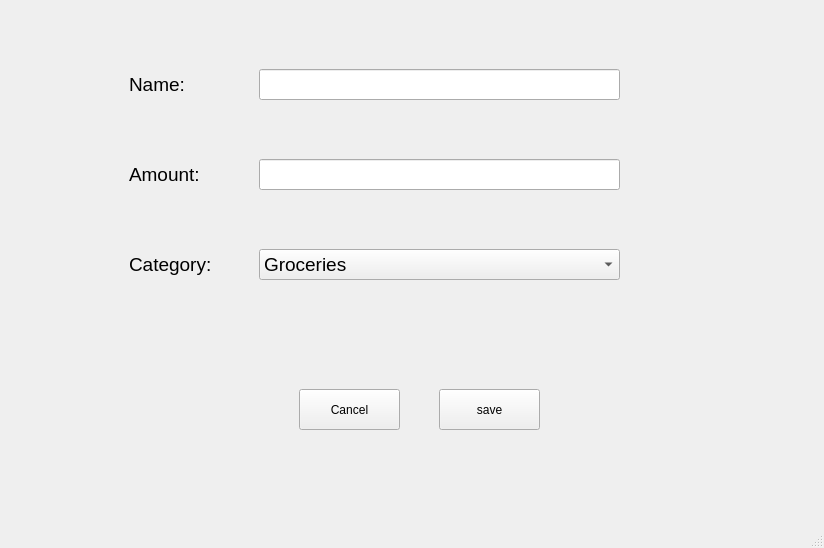
This is mainwindow.ui in WangBo-YL/QtBudget as Qt 5 draws it before an edit. The edited form follows.
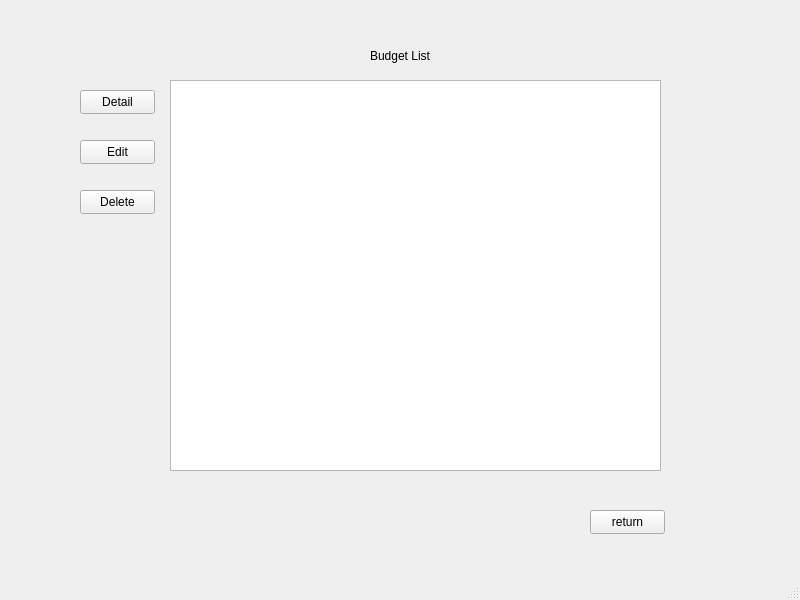
This is the edited form. The open tabs and pages were chosen to show the change.

Commit message: working on class attributes update

```diff
--- a/mainwindow.ui
+++ b/mainwindow.ui
@@ -6,24 +6,21 @@
    <rect>
     <x>0</x>
     <y>0</y>
-    <width>824</width>
-    <height>548</height>
+    <width>800</width>
+    <height>600</height>
    </rect>
   </property>
   <property name="windowTitle">
    <string>MainWindow</string>
   </property>
-  <property name="autoFillBackground">
-   <bool>false</bool>
-  </property>
   <widget class="QWidget" name="centralwidget">
    <widget class="QStackedWidget" name="stackedWidget">
     <property name="geometry">
      <rect>
-      <x>9</x>
-      <y>9</y>
-      <width>811</width>
-      <height>511</height>
+      <x>10</x>
+      <y>10</y>
+      <width>781</width>
+      <height>561</height>
      </rect>
     </property>
     <property name="currentIndex">
@@ -223,214 +220,81 @@
      </widget>
     </widget>
     <widget class="QWidget" name="page4">
-     <widget class="QLabel" name="ItemNameLabel">
+     <widget class="QPushButton" name="addItemToBudgetButton">
       <property name="geometry">
        <rect>
-        <x>120</x>
-        <y>50</y>
-        <width>101</width>
-        <height>51</height>
+        <x>70</x>
+        <y>80</y>
+        <width>75</width>
+        <height>24</height>
        </rect>
       </property>
-      <property name="font">
-       <font>
-        <pointsize>14</pointsize>
-       </font>
-      </property>
       <property name="text">
-       <string>Name:</string>
-      </property>
-     </widget>
-     <widget class="QLineEdit" name="itemNameEdit">
-      <property name="geometry">
-       <rect>
-        <x>250</x>
-        <y>60</y>
-        <width>361</width>
-        <height>31</height>
-       </rect>
-      </property>
-      <property name="clearButtonEnabled">
-       <bool>true</bool>
-      </property>
-     </widget>
-     <widget class="QLineEdit" name="amountEdit">
-      <property name="geometry">
-       <rect>
-        <x>250</x>
-        <y>150</y>
-        <width>361</width>
-        <height>31</height>
-       </rect>
-      </property>
-      <property name="clearButtonEnabled">
-       <bool>true</bool>
-      </property>
-     </widget>
-     <widget class="QLabel" name="AmountLabel">
-      <property name="geometry">
-       <rect>
-        <x>120</x>
-        <y>140</y>
-        <width>101</width>
-        <height>51</height>
-       </rect>
-      </property>
-      <property name="font">
-       <font>
-        <pointsize>14</pointsize>
-       </font>
-      </property>
-      <property name="text">
-       <string>Amount:</string>
-      </property>
-     </widget>
-     <widget class="QLabel" name="CategoryLabel">
-      <property name="geometry">
-       <rect>
-        <x>120</x>
-        <y>230</y>
-        <width>101</width>
-        <height>51</height>
-       </rect>
-      </property>
-      <property name="font">
-       <font>
-        <pointsize>14</pointsize>
-       </font>
-      </property>
-      <property name="text">
-       <string>Category:</string>
-      </property>
-     </widget>
-     <widget class="QPushButton" name="cancelButton_3">
-      <property name="geometry">
-       <rect>
-        <x>290</x>
-        <y>380</y>
-        <width>101</width>
-        <height>41</height>
-       </rect>
-      </property>
-      <property name="text">
-       <string>Cancel</string>
-      </property>
-      <property name="checkable">
-       <bool>false</bool>
-      </property>
-      <property name="autoDefault">
-       <bool>false</bool>
-      </property>
-     </widget>
-     <widget class="QPushButton" name="saveItemButton">
-      <property name="enabled">
-       <bool>true</bool>
-      </property>
-      <property name="geometry">
-       <rect>
-        <x>430</x>
-        <y>380</y>
-        <width>101</width>
-        <height>41</height>
-       </rect>
-      </property>
-      <property name="text">
-       <string>save</string>
-      </property>
-     </widget>
-     <widget class="QComboBox" name="categoryBox">
-      <property name="geometry">
-       <rect>
-        <x>250</x>
-        <y>240</y>
-        <width>361</width>
-        <height>31</height>
-       </rect>
-      </property>
-      <property name="font">
-       <font>
-        <pointsize>14</pointsize>
-       </font>
-      </property>
-      <item>
-       <property name="text">
-        <string>Groceries</string>
-       </property>
-      </item>
-      <item>
-       <property name="text">
-        <string>Transportation</string>
-       </property>
-      </item>
-      <item>
-       <property name="text">
-        <string>Housing</string>
-       </property>
-      </item>
-      <item>
-       <property name="text">
-        <string>Utilities</string>
-       </property>
-      </item>
-      <item>
-       <property name="text">
-        <string>Food</string>
-       </property>
-      </item>
-      <item>
-       <property name="text">
-        <string>Clothing</string>
-       </property>
-      </item>
-      <item>
-       <property name="text">
-        <string>Vehicle</string>
-       </property>
-      </item>
-      <item>
-       <property name="text">
-        <string>Entertainment</string>
-       </property>
-      </item>
-     </widget>
-    </widget>
-    <widget class="QWidget" name="page5">
-     <widget class="QPushButton" name="returnButton_2">
-      <property name="geometry">
-       <rect>
-        <x>210</x>
-        <y>430</y>
-        <width>91</width>
-        <height>41</height>
-       </rect>
-      </property>
-      <property name="text">
-       <string>return</string>
+       <string>Detail</string>
       </property>
      </widget>
      <widget class="QListWidget" name="budgetListWidget">
       <property name="geometry">
        <rect>
-        <x>80</x>
+        <x>160</x>
+        <y>70</y>
+        <width>491</width>
+        <height>391</height>
+       </rect>
+      </property>
+     </widget>
+     <widget class="QLabel" name="budgetListLabel">
+      <property name="geometry">
+       <rect>
+        <x>360</x>
         <y>30</y>
-        <width>631</width>
-        <height>361</height>
+        <width>71</width>
+        <height>31</height>
        </rect>
+      </property>
+      <property name="text">
+       <string>Budget List</string>
+      </property>
+     </widget>
+     <widget class="QPushButton" name="deleteBudgetButton">
+      <property name="geometry">
+       <rect>
+        <x>70</x>
+        <y>180</y>
+        <width>75</width>
+        <height>24</height>
+       </rect>
+      </property>
+      <property name="text">
+       <string>Delete</string>
       </property>
      </widget>
      <widget class="QPushButton" name="editBudgetButton">
       <property name="geometry">
        <rect>
-        <x>80</x>
-        <y>430</y>
-        <width>101</width>
-        <height>41</height>
+        <x>70</x>
+        <y>130</y>
+        <width>75</width>
+        <height>24</height>
        </rect>
       </property>
       <property name="text">
        <string>Edit</string>
       </property>
      </widget>
+     <widget class="QPushButton" name="returnFromBudgetListButton">
+      <property name="geometry">
+       <rect>
+        <x>580</x>
+        <y>500</y>
+        <width>75</width>
+        <height>24</height>
+       </rect>
+      </property>
+      <property name="text">
+       <string>return</string>
+      </property>
+     </widget>
     </widget>
     <widget class="QWidget" name="page6">
      <widget class="QLabel" name="itemNameEditLabel">
@@ -591,14 +455,9 @@
     </widget>
    </widget>
   </widget>
-  <widget class="QMenuBar" name="menubar">
-   <property name="geometry">
-    <rect>
-     <x>0</x>
-     <y>0</y>
-     <width>824</width>
-     <height>22</height>
-    </rect>
+  <widget class="QStatusBar" name="statusbar">
+   <property name="sizeGripEnabled">
+    <bool>true</bool>
    </property>
   </widget>
   <widget class="QStatusBar" name="statusbar"/>
```
Left out of the diff: 692 changed lines with no effect on the pictures. The commit also changes 14 other files.
